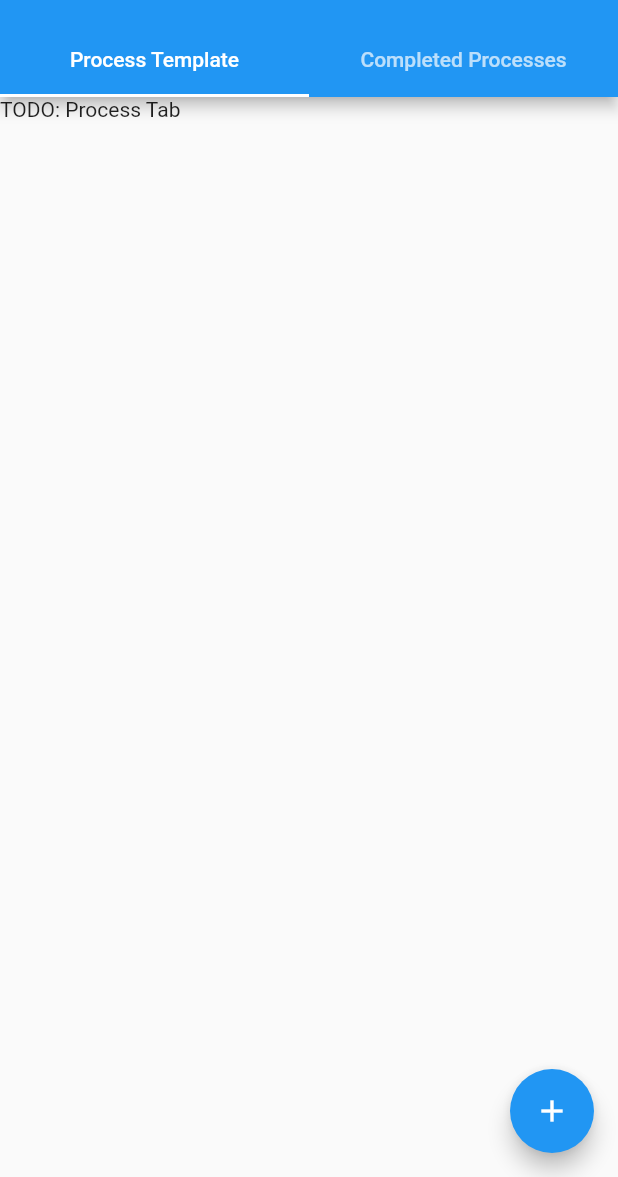
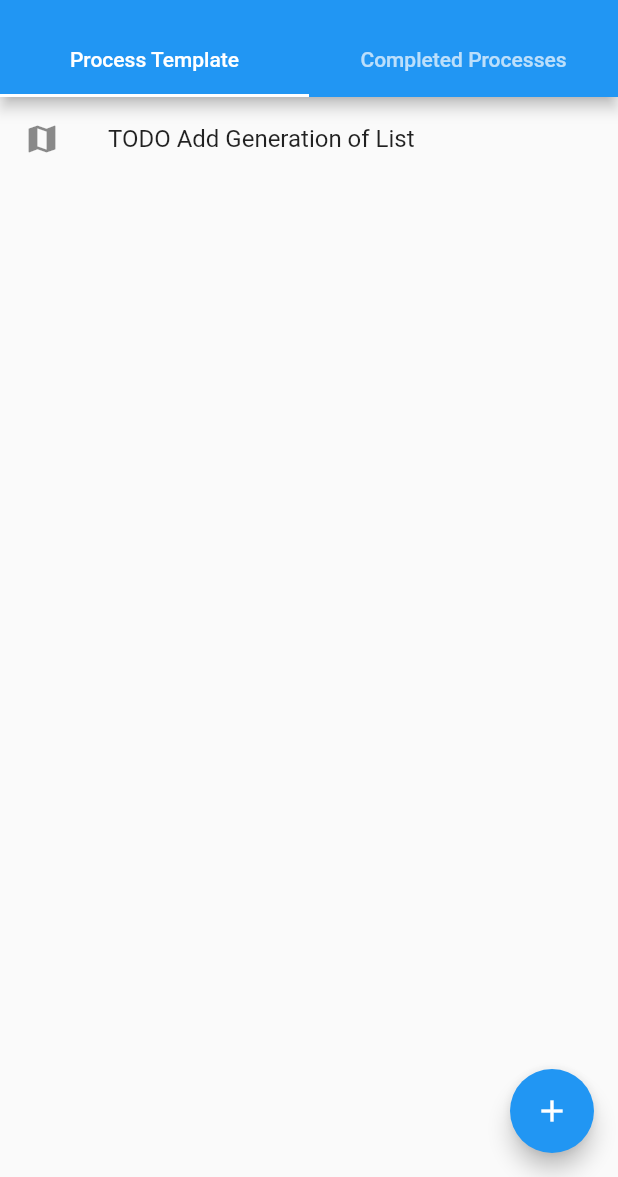
Before and after one commit to awesomedev43/myprocess, a Flutter app: the screen it shows after launch, on a phone screen of 412 x 824 dp, the part 59-1236 px from its top. Run offline on Flutter 3.47's test engine with Material 2 defaults, Android fonts, the phone set to English and light mode, and no system bars; our stand-ins replace freezed_annotation, hooks_riverpod.

Commit message:
Add  Widget for Template List and Completed List

```diff
--- a/lib/main.dart
+++ b/lib/main.dart
@@ -14,10 +14,10 @@ void main() {
   );
 }
 
-class MainScreen extends HookConsumerWidget {
+class MainScreen extends StatelessWidget {
   const MainScreen({super.key});
   @override
-  Widget build(BuildContext context, WidgetRef ref) {
+  Widget build(BuildContext context) {
     return DefaultTabController(
         length: 2,
         child: Scaffold(
@@ -31,8 +31,8 @@ class MainScreen extends HookConsumerWidget {
             title: const Text("MyProcess"),
           ),
           body: const TabBarView(children: [
-            Text("TODO: Process Tab"),
-            Text("TODO: Completed Process")
+            ProcessTemplateList(),
+            CompletedProcessList(),
           ]),
           floatingActionButton: FloatingActionButton(
             onPressed: () {
@@ -45,10 +45,10 @@ class MainScreen extends HookConsumerWidget {
   }
 }
 
-class AddProcessScreen extends HookConsumerWidget {
+class AddProcessScreen extends StatelessWidget {
   const AddProcessScreen({super.key});
   @override
-  Widget build(BuildContext context, WidgetRef ref) {
+  Widget build(BuildContext context) {
     return Scaffold(
       appBar: AppBar(
         title: const Text("Add New Process"),
@@ -57,3 +57,49 @@ class AddProcessScreen extends HookConsumerWidget {
     );
   }
 }
+
+class ProcessTemplateList extends StatefulHookConsumerWidget {
+  const ProcessTemplateList({super.key});
+
+  @override
+  ConsumerState<ConsumerStatefulWidget> createState() =>
+      _ProcessTemplateListState();
+}
+
+class _ProcessTemplateListState extends ConsumerState<ProcessTemplateList> {
+  @override
+  Widget build(BuildContext context) {
+    return ListView(
+      children: [
+        ListTile(
+          leading: const Icon(Icons.map),
+          title: const Text("TODO Add Generation of List"),
+          onTap: () {},
+        )
+      ],
+    );
+  }
+}
+
+class CompletedProcessList extends StatefulHookConsumerWidget {
+  const CompletedProcessList({super.key});
+
+  @override
+  ConsumerState<ConsumerStatefulWidget> createState() =>
+      _CompletedProcessListState();
+}
+
+class _CompletedProcessListState extends ConsumerState<CompletedProcessList> {
+  @override
+  Widget build(BuildContext context) {
+    return ListView(
+      children: [
+        ListTile(
+          leading: const Icon(Icons.map),
+          title: const Text("TODO Add Generation of this List"),
+          onTap: () {},
+        )
+      ],
+    );
+  }
+}
```
